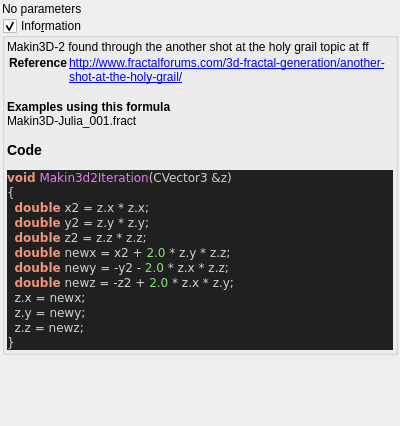
The window that mandelbulber2/formula/ui/fractal_makin3d2.ui (buddhi1980/mandelbulber2) describes before a commit, drawn with Qt 5.
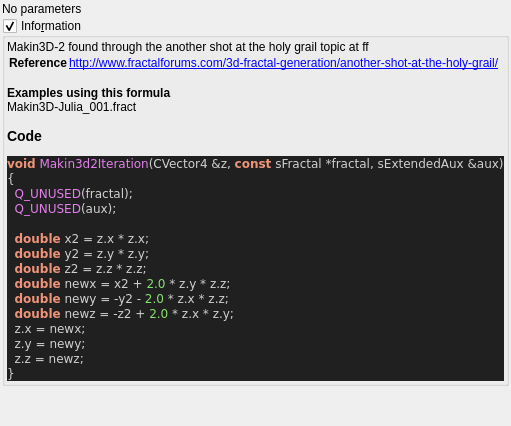
The same window after the commit. Custom widgets are drawn as their Qt base class.

The edit to the form file:
```diff
--- a/mandelbulber2/formula/ui/fractal_makin3d2.ui
+++ b/mandelbulber2/formula/ui/fractal_makin3d2.ui
@@ -72,8 +72,11 @@
 &lt;/table&gt;
 &lt;br&gt;&lt;b&gt;Examples using this formula&lt;/b&gt;&lt;br&gt;Makin3D-Julia_001.fract&lt;h3&gt;Code&lt;/h3&gt;
 &lt;body style=&quot;background-color:#202020&quot;&gt;
-&lt;pre style=&quot;color:#d0d0d0; background-color:#202020;  font-family:'Courier New',monospace;&quot;&gt;&lt;span style=&quot;color:#f09479; font-weight:bold&quot;&gt;void&lt;/span&gt; &lt;span style=&quot;color:#e47eed&quot;&gt;Makin3d2Iteration&lt;/span&gt;&lt;span style=&quot;color:#d0d0d0&quot;&gt;(&lt;/span&gt;CVector3 &lt;span style=&quot;color:#d0d0d0&quot;&gt;&amp;amp;&lt;/span&gt;z&lt;span style=&quot;color:#d0d0d0&quot;&gt;)&lt;/span&gt;
+&lt;pre style=&quot;color:#d0d0d0; background-color:#202020;  font-family:'Courier New',monospace;&quot;&gt;&lt;span style=&quot;color:#f09479; font-weight:bold&quot;&gt;void&lt;/span&gt; &lt;span style=&quot;color:#e47eed&quot;&gt;Makin3d2Iteration&lt;/span&gt;&lt;span style=&quot;color:#d0d0d0&quot;&gt;(&lt;/span&gt;CVector4 &lt;span style=&quot;color:#d0d0d0&quot;&gt;&amp;amp;&lt;/span&gt;z&lt;span style=&quot;color:#d0d0d0&quot;&gt;,&lt;/span&gt; &lt;span style=&quot;color:#f09479; font-weight:bold&quot;&gt;const&lt;/span&gt; sFractal &lt;span style=&quot;color:#d0d0d0&quot;&gt;*&lt;/span&gt;fractal&lt;span style=&quot;color:#d0d0d0&quot;&gt;,&lt;/span&gt; sExtendedAux &lt;span style=&quot;color:#d0d0d0&quot;&gt;&amp;amp;&lt;/span&gt;aux&lt;span style=&quot;color:#d0d0d0&quot;&gt;)&lt;/span&gt;
 &lt;span style=&quot;color:#d0d0d0&quot;&gt;{&lt;/span&gt;
+  &lt;span style=&quot;color:#e47eed&quot;&gt;Q_UNUSED&lt;/span&gt;&lt;span style=&quot;color:#d0d0d0&quot;&gt;(&lt;/span&gt;fractal&lt;span style=&quot;color:#d0d0d0&quot;&gt;);&lt;/span&gt;
+  &lt;span style=&quot;color:#e47eed&quot;&gt;Q_UNUSED&lt;/span&gt;&lt;span style=&quot;color:#d0d0d0&quot;&gt;(&lt;/span&gt;aux&lt;span style=&quot;color:#d0d0d0&quot;&gt;);&lt;/span&gt;
+
   &lt;span style=&quot;color:#f09479; font-weight:bold&quot;&gt;double&lt;/span&gt; x2 &lt;span style=&quot;color:#d0d0d0&quot;&gt;=&lt;/span&gt; z&lt;span style=&quot;color:#d0d0d0&quot;&gt;.&lt;/span&gt;x &lt;span style=&quot;color:#d0d0d0&quot;&gt;*&lt;/span&gt; z&lt;span style=&quot;color:#d0d0d0&quot;&gt;.&lt;/span&gt;x&lt;span style=&quot;color:#d0d0d0&quot;&gt;;&lt;/span&gt;
   &lt;span style=&quot;color:#f09479; font-weight:bold&quot;&gt;double&lt;/span&gt; y2 &lt;span style=&quot;color:#d0d0d0&quot;&gt;=&lt;/span&gt; z&lt;span style=&quot;color:#d0d0d0&quot;&gt;.&lt;/span&gt;y &lt;span style=&quot;color:#d0d0d0&quot;&gt;*&lt;/span&gt; z&lt;span style=&quot;color:#d0d0d0&quot;&gt;.&lt;/span&gt;y&lt;span style=&quot;color:#d0d0d0&quot;&gt;;&lt;/span&gt;
   &lt;span style=&quot;color:#f09479; font-weight:bold&quot;&gt;double&lt;/span&gt; z2 &lt;span style=&quot;color:#d0d0d0&quot;&gt;=&lt;/span&gt; z&lt;span style=&quot;color:#d0d0d0&quot;&gt;.&lt;/span&gt;z &lt;span style=&quot;color:#d0d0d0&quot;&gt;*&lt;/span&gt; z&lt;span style=&quot;color:#d0d0d0&quot;&gt;.&lt;/span&gt;z&lt;span style=&quot;color:#d0d0d0&quot;&gt;;&lt;/span&gt;
```
